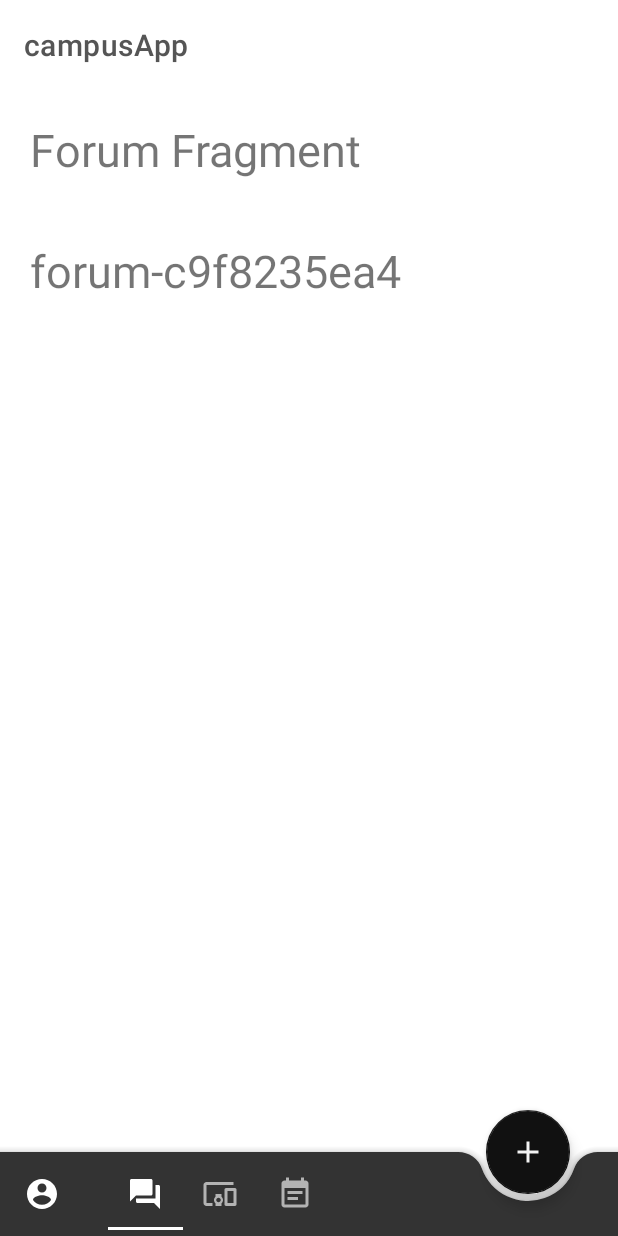
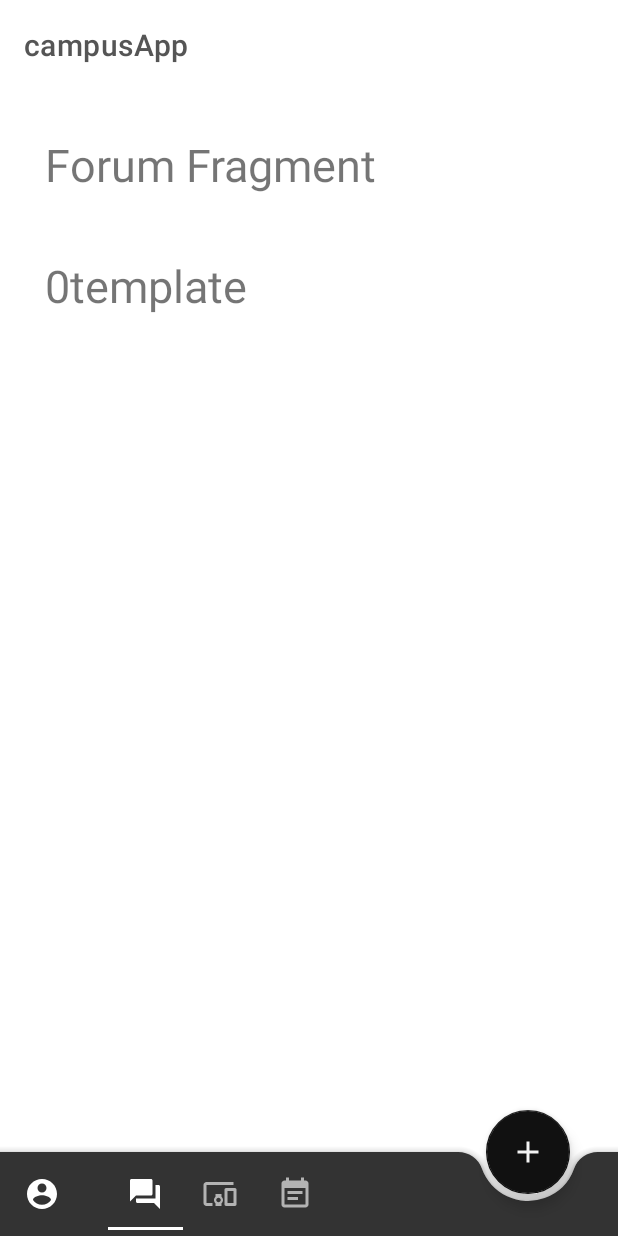
Before and after one commit to campusApp-team/campusApp-mobile, an Android app: the ForumFragment screen opened through its navigation route, on a phone screen of 412 x 824 dp. Run offline under Robolectric (Android 15) with nearby library versions, the light colour scheme and no system bars; our stand-ins replace Firebase (no records; nobody signed in at launch, a user with empty details on screens opened directly).

Commit message:
navigation with safeArgs

```diff
--- a/app/src/main/java/com/example/campusapp/backend/Firestore.kt
+++ b/app/src/main/java/com/example/campusapp/backend/Firestore.kt
@@ -12,4 +12,6 @@ object Firestore {
     const val PROJECTS_COLLECTION = "projects"
     const val EVENTS_COLLECTION = "events"
 
+    const val TEMPLATE_DATA = "0template"
+
 }
--- a/app/src/main/java/com/example/campusapp/ui/main/event/EventRecyclerViewAdapter.kt
+++ b/app/src/main/java/com/example/campusapp/ui/main/event/EventRecyclerViewAdapter.kt
@@ -71,7 +71,7 @@ class EventRecyclerViewAdapter(
         }
     }
 
-    // TODO 10 : remove dupication of data
+    // TODO10 : remove dupication of data
     override fun getItemCount(): Int = mDoc.size * 3
 
     inner class ViewHolder(val mView: View) : RecyclerView.ViewHolder(mView) {
--- a/app/src/main/java/com/example/campusapp/ui/main/forum/ForumFragment.kt
+++ b/app/src/main/java/com/example/campusapp/ui/main/forum/ForumFragment.kt
@@ -5,18 +5,31 @@ import androidx.fragment.app.Fragment
 import android.view.LayoutInflater
 import android.view.View
 import android.view.ViewGroup
+import androidx.navigation.fragment.navArgs
 
 import com.example.campusapp.R
+import com.google.firebase.firestore.DocumentSnapshot
+import com.google.firebase.firestore.FirebaseFirestore
+import kotlinx.android.synthetic.main.forum_detail.*
 
 
 class ForumFragment : Fragment() {
 
+    private val db: FirebaseFirestore = FirebaseFirestore.getInstance()
+    private var mDoc: List<DocumentSnapshot> = listOf()
     override fun onCreateView(
         inflater: LayoutInflater, container: ViewGroup?,
         savedInstanceState: Bundle?
     ): View? {
         // Inflate the layout for this fragment
         return inflater.inflate(R.layout.forum_detail, container, false)
+
+    }
+
+    override fun onViewCreated(view: View, savedInstanceState: Bundle?) {
+        super.onViewCreated(view, savedInstanceState)
+        val safeArgs: ForumFragmentArgs by navArgs()
+        forum_id_tv.text = safeArgs.forumId
     }
 
 }
--- a/app/src/main/java/com/example/campusapp/ui/main/forum/ForumListFragment.kt
+++ b/app/src/main/java/com/example/campusapp/ui/main/forum/ForumListFragment.kt
@@ -40,10 +40,7 @@ class ForumListFragment : Fragment() {
         // Set the adapter
         if (view is RecyclerView) {
             with(view) {
-                layoutManager = when {
-                    columnCount <= 1 -> LinearLayoutManager(context)
-                    else -> StaggeredGridLayoutManager(2,StaggeredGridLayoutManager.VERTICAL)//GridLayoutManager(context, columnCount)
-                }
+                layoutManager = StaggeredGridLayoutManager(2,StaggeredGridLayoutManager.VERTICAL)
                 adapter =
                     ForumsRecyclerViewAdapter(
                         listener
--- a/app/src/main/java/com/example/campusapp/ui/main/forum/ForumsRecyclerViewAdapter.kt
+++ b/app/src/main/java/com/example/campusapp/ui/main/forum/ForumsRecyclerViewAdapter.kt
@@ -77,7 +77,7 @@ class ForumsRecyclerViewAdapter(
 //        holder.mBar.setBackgroundColor(col)
 //        Log.v(TAG,"onBind $position ${holder.mTitle.text}")
     }
-    // TODO 11 : remove dupication of data
+    // TODO11 : remove dupication of data
     override fun getItemCount(): Int = mDoc.size*4
 
     inner class ViewHolder(val mView: View) : RecyclerView.ViewHolder(mView) {
--- a/app/src/main/java/com/example/campusapp/ui/main/project/ProjectsRecyclerViewAdapter.kt
+++ b/app/src/main/java/com/example/campusapp/ui/main/project/ProjectsRecyclerViewAdapter.kt
@@ -80,7 +80,7 @@ class ProjectsRecyclerViewAdapter(
         }
     }
 
-    //    TODO 12 : remove duplication of data
+    //    TODO13 : remove duplication of data
     override fun getItemCount() : Int = mDoc.size*3
 
     inner class ViewHolder(val mView: View) : RecyclerView.ViewHolder(mView) {
--- a/app/src/main/res/layout/event_detail.xml
+++ b/app/src/main/res/layout/event_detail.xml
@@ -14,7 +14,7 @@
         android:textSize="30dp"
         android:text="Forum Fragment" />
     <TextView
-        android:id="@+id/forum_id_tv"
+        android:id="@+id/event_id_tv"
         android:layout_margin="20dp"
         android:layout_width="match_parent"
         android:layout_height="wrap_content"
--- a/app/src/main/res/layout/forum_detail.xml
+++ b/app/src/main/res/layout/forum_detail.xml
@@ -3,6 +3,7 @@
     xmlns:tools="http://schemas.android.com/tools"
     android:layout_width="match_parent"
     android:layout_height="match_parent"
+    android:layout_margin="10dp"
     tools:context=".ui.main.forum.ForumFragment"
     android:orientation="vertical">
 
@@ -20,4 +21,8 @@
         android:layout_height="wrap_content"
         android:textSize="30dp"
         android:text="forum-c9f8235ea4" />
+    <TextView
+        android:id="@+id/chat_test"
+        android:layout_width="match_parent"
+        android:layout_height="wrap_content"/>
 </LinearLayout>
--- a/app/src/main/res/navigation/mobile_navigation.xml
+++ b/app/src/main/res/navigation/mobile_navigation.xml
@@ -3,26 +3,8 @@
     xmlns:app="http://schemas.android.com/apk/res-auto"
     xmlns:tools="http://schemas.android.com/tools"
     android:id="@+id/mobile_navigation"
-    app:startDestination="@id/mainFragment">
-
-    <fragment
-        android:id="@+id/eventlist_dest"
-        android:name="com.example.campusapp.ui.main.event.EventListFragment"
-        android:label="event_list"
-        tools:layout="@layout/event_list" >
-        <action
-            android:id="@+id/view_details"
-            app:destination="@id/event_dest"
-            app:enterAnim="@anim/fade_in"
-            app:exitAnim="@anim/fade_out"
-            app:popEnterAnim="@anim/fade_in"
-            app:popExitAnim="@anim/fade_out" />
-        <argument
-            android:name="event_id"
-            app:argType="string"
-            android:defaultValue="0template"
-            />
-    </fragment>
+    app:startDestination="@id/forumlist_dest"
+    tools:ignore="UnusedNavigation">
     <fragment
         android:id="@+id/forumlist_dest"
         android:name="com.example.campusapp.ui.main.forum.ForumListFragment"
@@ -35,11 +17,7 @@
             app:exitAnim="@anim/fade_out"
             app:popEnterAnim="@anim/fade_in"
             app:popExitAnim="@anim/fade_out" />
-        <argument
-            android:name="forum_id"
-            app:argType="string"
-            android:defaultValue="0template"
-            />
+
     </fragment>
     <fragment
         android:id="@+id/projectlist_dest"
@@ -53,30 +31,49 @@
             app:exitAnim="@anim/fade_out"
             app:popEnterAnim="@anim/fade_in"
             app:popExitAnim="@anim/fade_out" />
-        <argument
-            android:name="project_id"
-            app:argType="string"
-            android:defaultValue="0template"
-            />
     </fragment>
+    <fragment
+        android:id="@+id/eventlist_dest"
+        android:name="com.example.campusapp.ui.main.event.EventListFragment"
+        android:label="event_list"
+        tools:layout="@layout/event_list" >
+        <action
+            android:id="@+id/view_details"
+            app:destination="@id/event_dest"
+            app:enterAnim="@anim/fade_in"
+            app:exitAnim="@anim/fade_out"
+            app:popEnterAnim="@anim/fade_in"
+            app:popExitAnim="@anim/fade_out" />
+    </fragment>
+
     <fragment
         android:id="@+id/forum_dest"
         android:name="com.example.campusapp.ui.main.forum.ForumFragment"
         android:label="fragment_forum"
-        tools:layout="@layout/forum_detail" />
+        tools:layout="@layout/forum_detail">
+        <argument
+            android:name="forum_id"
+            app:argType="string"
+            android:defaultValue="0template"/>
+    </fragment>
     <fragment
         android:id="@+id/project_dest"
         android:name="com.example.campusapp.ui.main.project.ProjectFragment"
         android:label="fragment_project"
-        tools:layout="@layout/project_detail" />
+        tools:layout="@layout/project_detail">
+        <argument
+            android:name="project_id"
+            app:argType="string"
+            android:defaultValue="0template" />
+    </fragment>
     <fragment
         android:id="@+id/event_dest"
         android:name="com.example.campusapp.ui.main.event.EventFragment"
         android:label="fragment_event"
-        tools:layout="@layout/event_detail" />
-    <fragment
-        android:id="@+id/mainFragment"
-        android:name="com.example.campusapp.ui.main.MainFragment"
-        android:label="fragment_main"
-        tools:layout="@layout/fragment_main" />
+        tools:layout="@layout/event_detail">
+        <argument
+            android:name="event_id"
+            app:argType="string"
+            android:defaultValue="0template" />
+    </fragment>
 </navigation>
--- a/app/src/main/res/values/colors.xml
+++ b/app/src/main/res/values/colors.xml
@@ -9,7 +9,7 @@
     <color name="colorPrimaryVariant">#333</color>
 
     <color name="colorOnPrimary">#555</color>
-    <color name="colorSecondaryVariant">#7E37F1</color>
+    <color name="colorSecondaryVariant">#4ABE2A</color>
 
     <color name="colorPrimary">#FFFFFF</color>
     <color name="colorPrimaryDark">#8E8E8E</color>
--- a/app/src/main/res/values/strings.xml
+++ b/app/src/main/res/values/strings.xml
@@ -5,6 +5,8 @@
     <string name="tab_text_projects">projects</string>
     <string name="tab_text_events">events</string>
 
-    <!-- TODO: Remove or change this placeholder text -->
-    <string name="hello_blank_fragment">Hello blank fragment</string>
+
+
+    <!--  String key for firestore template data  -->
+    <string name="firebase_template">0template</string>
 </resources>
--- a/build.gradle
+++ b/build.gradle
@@ -14,8 +14,7 @@ buildscript {
         classpath "org.jetbrains.kotlin:kotlin-gradle-plugin:$kotlin_version"
         classpath 'com.google.gms:google-services:4.3.3'
 
-        // NOTE: Do not place your application dependencies here; they belong
-        // in the individual module build.gradle files
+        // NOTE: application dependencies belong in the individual module build.gradle files, not here
     }
 }
 
```
Also changed, not shown: app/build.gradle (+9 -2 lines), app/src/main/java/com/example/campusapp/MainActivity.kt (+39 -16 lines), app/src/main/java/com/example/campusapp/ui/main/event/EventFragment.kt (+8 -0 lines), app/src/main/java/com/example/campusapp/ui/main/project/ProjectFragment.kt (+8 -0 lines).
